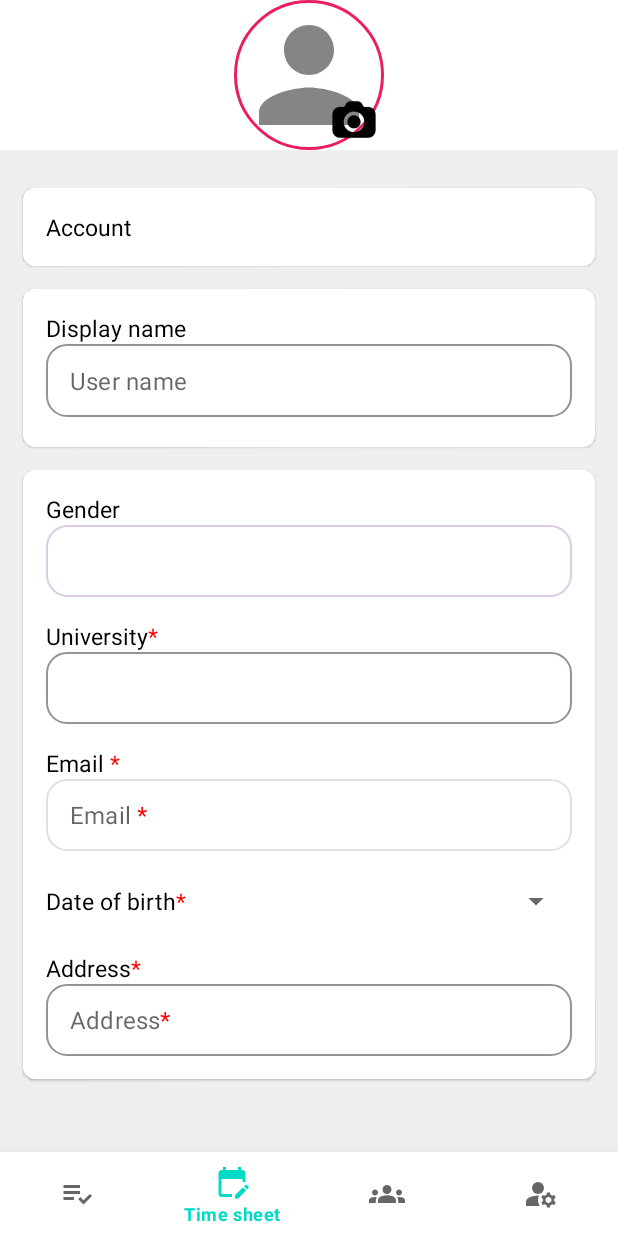
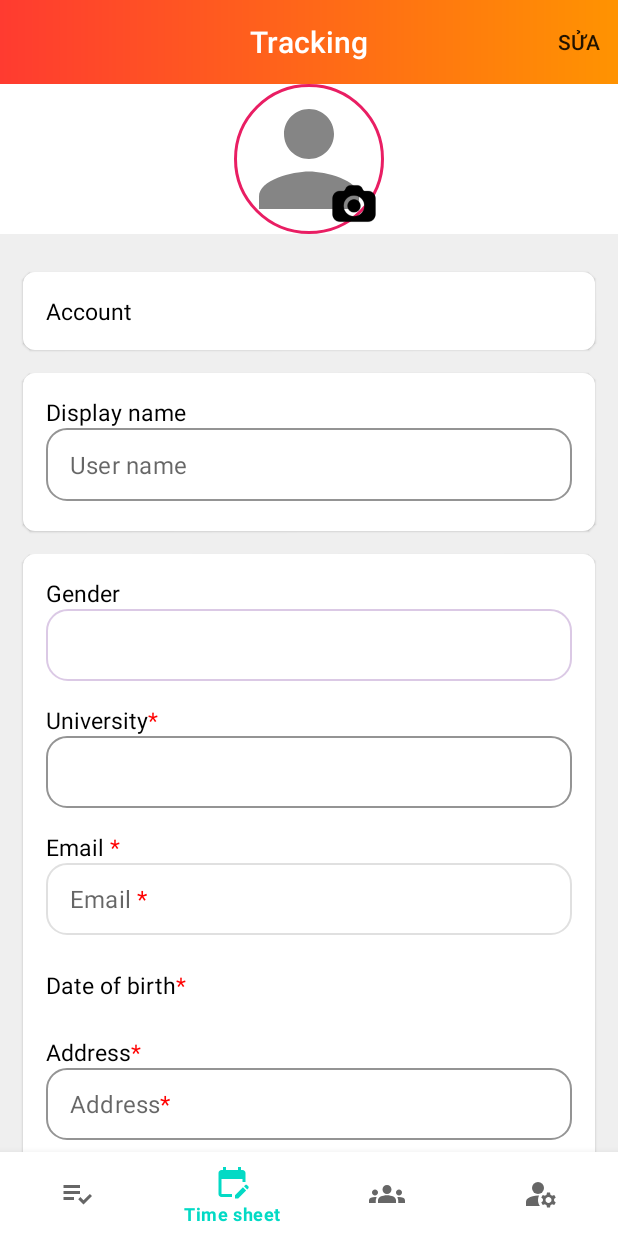
Before and after one commit to huy22091999/tracking_oct, an Android app: the fragment InformationFragment placed in its activity, item 2 of the bottom bar chosen, on a phone screen of 412 x 824 dp. Run offline under Robolectric (Android 15) with nearby library versions, the phone set to English and light mode, and no system bars; our stand-ins replace CircleImageView, Dagger/Hilt's generated code, RxJava, Timber, navigation-ui; libraries missing offline, so code that uses them is left out: com.airbnb.mvrx, com.github.dhaval2404.imagepicker, com.prolificinteractive.materialcalendarview; plain views replace MaterialSpinner; pictures from the network do not load; 19 statements that could not run were skipped.

Commit message:
trackingFragment

```diff
--- a/app/src/main/AndroidManifest.xml
+++ b/app/src/main/AndroidManifest.xml
@@ -20,6 +20,7 @@
         android:name="com.oceantech.tracking.TrackingApplication"
         android:allowBackup="false"
         android:icon="@drawable/ic_launcher"
+        android:screenOrientation="portrait"
         android:label="@string/app_name"
         android:roundIcon="@mipmap/ic_launcher_round"
         android:supportsRtl="true"
--- a/app/src/main/java/com/oceantech/tracking/ui/MainActivity.kt
+++ b/app/src/main/java/com/oceantech/tracking/ui/MainActivity.kt
@@ -123,16 +123,20 @@ class MainActivity : TrackingBaseActivity<ActivityMainBinding>(),
             when (destination.id) {
                 R.id.nav_notificationFragment, R.id.nav_informationFragment -> {
                     // Ẩn thanh điều hướng khi chuyển đến Fragment notificationFragment
+                    supportActionBar?.show()
                     bottomNavigationView.visibility = View.GONE
                 }
 
-                R.id.nav_trackingFragment, R.id.nav_profileFragment -> {
-                    supportActionBar?.hide()
+                else -> {
+                    supportActionBar?.show()
+                    bottomNavigationView.visibility = View.VISIBLE
                 }
 
-                R.id.nav_timeSheetFragment, R.id.nav_usersFragment, R.id.nav_trackingFragment, R.id.nav_profileFragment -> {
-                    bottomNavigationView.visibility = View.VISIBLE
-                }
+
+//                R.id.nav_timeSheetFragment, R.id.nav_usersFragment, R.id.nav_trackingFragment, R.id.nav_profileFragment -> {
+//                    bottomNavigationView.visibility = View.VISIBLE
+//                }
+
             }
         }
         appBarConfiguration = AppBarConfiguration(
--- a/app/src/main/java/com/oceantech/tracking/ui/information/InformationFragment.kt
+++ b/app/src/main/java/com/oceantech/tracking/ui/information/InformationFragment.kt
@@ -1,12 +1,14 @@
 package com.oceantech.tracking.ui.information
 
 import android.app.Activity
-import android.app.Activity.RESULT_OK
 import android.app.AlertDialog
 import android.app.DatePickerDialog
 import android.content.Intent
+import android.graphics.Color
 import android.os.Bundle
 import android.text.Editable
+import android.text.SpannableString
+import android.text.style.ForegroundColorSpan
 import android.util.Log
 import android.view.LayoutInflater
 import android.view.Menu
@@ -32,7 +34,6 @@ import com.oceantech.tracking.R
 import com.oceantech.tracking.core.TrackingBaseFragment
 import com.oceantech.tracking.data.model.User
 import com.oceantech.tracking.databinding.FragmentInformationBinding
-
 import com.oceantech.tracking.utils.checkStatusApiRes
 import timber.log.Timber
 import java.text.SimpleDateFormat
@@ -153,6 +154,7 @@ class InformationFragment : TrackingBaseFragment<FragmentInformationBinding>() {
         inflater.inflate(R.menu.edt_info_menu, menu)
         val editMenuItem = menu.findItem(R.id.action_edit)
         val saveMenuItem = menu.findItem(R.id.action_save)
+
         // Ban đầu ẩn menu item "Lưu"
         saveMenuItem.isVisible = false
         super.onCreateOptionsMenu(menu, inflater)
--- a/app/src/main/java/com/oceantech/tracking/ui/tracking/TrackingFragment.kt
+++ b/app/src/main/java/com/oceantech/tracking/ui/tracking/TrackingFragment.kt
@@ -326,19 +326,19 @@ class TrackingFragment : TrackingBaseFragment<FragmentTrackingBinding>() {
             }
         }
     }
-//    override fun onStart() {
-//        super.onStart()
-//        (requireActivity() as AppCompatActivity).supportActionBar?.hide()
-//    }
-//
-//    override fun onResume() {
-//        super.onResume()
-//        (requireActivity() as AppCompatActivity).supportActionBar?.hide()
-//    }
-//    override fun onDestroyView() {
-//        super.onDestroyView()
-//        (requireActivity() as AppCompatActivity).supportActionBar?.show()
-//    }
+    override fun onStart() {
+        super.onStart()
+        (requireActivity() as AppCompatActivity).supportActionBar?.hide()
+    }
+
+    override fun onResume() {
+        super.onResume()
+        (requireActivity() as AppCompatActivity).supportActionBar?.hide()
+    }
+    override fun onDestroyView() {
+        super.onDestroyView()
+        (requireActivity() as AppCompatActivity).supportActionBar?.show()
+    }
 
     companion object {
         private const val DEFAULT_STATE = 0
--- a/app/src/main/res/layout/activity_main.xml
+++ b/app/src/main/res/layout/activity_main.xml
@@ -1,6 +1,5 @@
 <?xml version="1.0" encoding="utf-8"?>
-<androidx.constraintlayout.widget.ConstraintLayout
-    xmlns:android="http://schemas.android.com/apk/res/android"
+<androidx.constraintlayout.widget.ConstraintLayout xmlns:android="http://schemas.android.com/apk/res/android"
     xmlns:app="http://schemas.android.com/apk/res-auto"
     xmlns:tools="http://schemas.android.com/tools"
     android:layout_width="match_parent"
@@ -9,21 +8,22 @@
 
     <androidx.appcompat.widget.Toolbar
         android:id="@+id/toolbar"
-        android:background="@drawable/profile_bk"
         android:layout_width="match_parent"
         android:layout_height="?attr/actionBarSize"
+        android:background="@drawable/profile_bk"
         android:minHeight="?attr/actionBarSize"
         android:theme="?attr/actionBarStyle"
         app:layout_constraintEnd_toEndOf="parent"
         app:layout_constraintStart_toStartOf="parent"
-        app:layout_constraintTop_toTopOf="parent" >
+        app:layout_constraintTop_toTopOf="parent">
+
         <TextView
             android:id="@+id/toolbar_title"
             android:layout_width="wrap_content"
             android:layout_height="wrap_content"
+            android:layout_gravity="center"
             android:textAppearance="@style/TextAppearance.AppCompat.Title"
-        android:textColor="@android:color/black"
-        android:layout_gravity="center" />
+            android:textColor="@android:color/white" />
 
     </androidx.appcompat.widget.Toolbar>
 
--- a/app/src/main/res/layout/fragment_tracking.xml
+++ b/app/src/main/res/layout/fragment_tracking.xml
@@ -29,6 +29,7 @@
                 android:id="@+id/image_user"
                 android:layout_width="50dp"
                 android:layout_height="50dp"
+                android:layout_marginStart="15dp"
                 android:layout_alignParentStart="true"
                 android:layout_centerInParent="true"
                 android:layout_marginTop="10dp"
--- a/app/src/main/res/menu/edt_info_menu.xml
+++ b/app/src/main/res/menu/edt_info_menu.xml
@@ -4,14 +4,16 @@
 
     <item
         android:id="@+id/action_edit"
+        android:orderInCategory="100"
         android:title="Sửa"
-        app:showAsAction="ifRoom"
-        android:orderInCategory="100"/>
+        android:itemTextAppearance="@style/WhiteTextMenu"
+        app:showAsAction="ifRoom" />
 
     <item
         android:id="@+id/action_save"
+        android:orderInCategory="100"
         android:title="Lưu"
-        app:showAsAction="ifRoom"
-        android:orderInCategory="100"
-        android:visible="false"/> <!-- Ban đầu là ẩn -->
+        android:itemTextAppearance="@style/WhiteTextMenu"
+        android:visible="false"
+        app:showAsAction="ifRoom" /> <!-- Ban đầu là ẩn -->
 </menu>
--- a/app/src/main/res/values/strings.xml
+++ b/app/src/main/res/values/strings.xml
@@ -1,5 +1,5 @@
 <resources>
-    <string name="app_name">Dengue Alert</string>
+    <string name="app_name">Tracking</string>
     <string name="action_settings">Settings</string>
     <!-- Strings used for fragments for navigation -->
     <string name="first_fragment_label">First Fragment</string>
--- a/app/src/main/res/values/styles.xml
+++ b/app/src/main/res/values/styles.xml
@@ -14,6 +14,9 @@
         <item name="android:gravity">center</item>
     </style>
 
+    <style name="WhiteTextMenu">
+        <item name="android:textColor">@color/white</item> <!-- Đặt màu trắng cho tiêu đề -->
+    </style>
 
     <style name="NimpeButtonLogin">
         <item name="cornerRadius">24dp</item>
--- a/app/src/main/res/values/themes.xml
+++ b/app/src/main/res/values/themes.xml
@@ -12,8 +12,10 @@
         <!-- Status bar color. -->
         <item name="android:statusBarColor" tools:targetApi="l">@android:color/transparent</item>
         <item name="android:windowLightStatusBar" tools:ignore="NewApi">true</item>
+        <item name="colorControlNormal">@color/white</item>
         <!-- Customize your theme here. -->
     </style>
+
 
     <style name="Theme.Nimpe.NoActionBar">
         <item name="windowActionBar">false</item>
```
Also changed, not shown: app/src/main/java/com/oceantech/tracking/ui/notification/NotificationAdapter.kt (added, +41 -0 lines), app/src/main/java/com/oceantech/tracking/ui/notification/NotificationFragment.kt (+17 -11 lines), app/src/main/java/com/oceantech/tracking/ui/tracking/TrackingAdapter.kt (+7 -3 lines), app/src/main/res/layout/fragment_notification.xml (+10 -5 lines), app/src/main/res/layout/notification_item.xml (added, +63 -0 lines), app/src/main/res/drawable/img_notification.png (added), 1 other file. Lines whose indentation alone changed are shown as unchanged.
